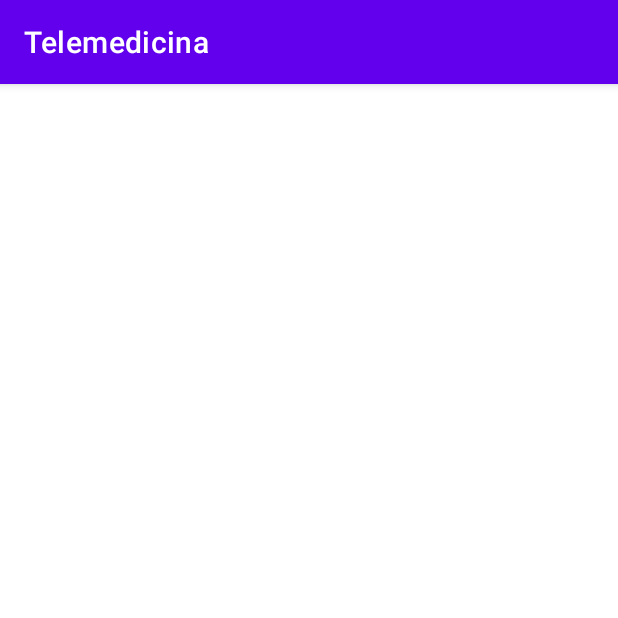
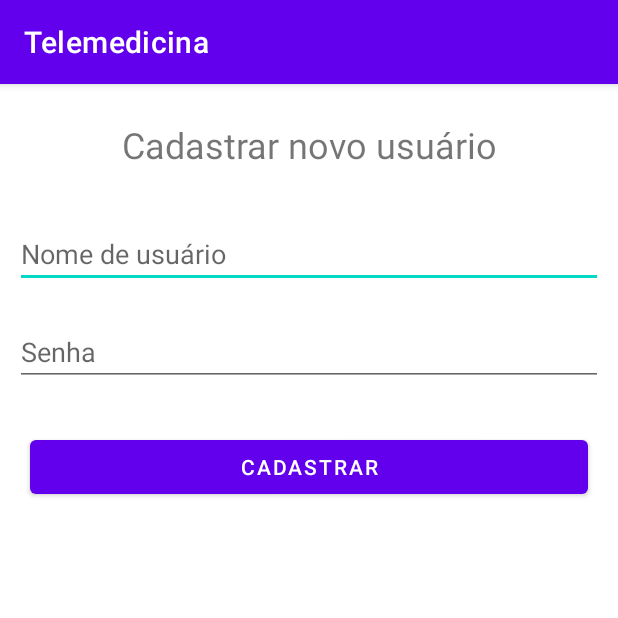
Before and after one commit to lucasjdc/telemedicina-java-senac, an Android app: the RegisterUserActivity screen opened directly, with no data from a screen before it, on a phone screen of 412 x 824 dp, the top half of it. Run offline under Robolectric (Android 15) with nearby library versions, the phone set to English and light mode, and no system bars.

Commit message:
Criação da tabela Usuario, implementação do UsuarioDao e estrutura inicial da tela de registro

```diff
--- a/app/src/main/java/br/senac/telemedicina/ui/activity/RegisterUserActivity.java
+++ b/app/src/main/java/br/senac/telemedicina/ui/activity/RegisterUserActivity.java
@@ -1,6 +1,53 @@
 package br.senac.telemedicina.ui.activity;
 
+import android.content.ContentValues;
+import android.database.sqlite.SQLiteDatabase;
+import android.os.Bundle;
+import android.widget.Button;
+import android.widget.EditText;
+import android.widget.Toast;
 import androidx.appcompat.app.AppCompatActivity;
+import br.senac.telemedicina.R;
+import br.senac.telemedicina.database.DBHelper;
 
 public class RegisterUserActivity extends AppCompatActivity {
+    private EditText editTextUsername, editTextPassword;
+    private Button buttonRegister;
+    private DBHelper dbHelper;
+
+    @Override
+    protected void onCreate(Bundle savedInstanceState) {
+        super.onCreate(savedInstanceState);
+        setContentView(R.layout.activity_register_user);
+        editTextUsername = findViewById(R.id.editTextUserName_activity_register_user);
+        editTextPassword = findViewById(R.id.editTextPassword_activity_register_user);
+        buttonRegister = findViewById(R.id.buttonRegister_activity_register_user);
+        dbHelper = new DBHelper(this);
+        buttonRegister.setOnClickListener(v  -> registerUser());
+    }
+
+    private void registerUser() {
+        String username = editTextUsername.getText().toString().trim();
+        String password = editTextPassword.getText().toString().trim();
+
+        if (username.isEmpty() || password.isEmpty()) {
+            Toast.makeText(this, "Preencha todos os campos", Toast.LENGTH_SHORT).show();
+        }
+
+        SQLiteDatabase db = dbHelper.getWritableDatabase();
+        ContentValues values = new ContentValues();
+
+        values.put("nome_usuario", username);
+        values.put("senha_hash", password);
+
+        long id  = db.insert("Usuario", null, values);
+        db.close();
+
+        if (id != -1) {
+            Toast.makeText(this, "Usuário cadastrado com sucesso!", Toast.LENGTH_SHORT).show();
+            finish();
+        } else {
+            Toast.makeText(this, "Erro ao cadastrar. Nome de usuário já existe?", Toast.LENGTH_SHORT).show();
+        }
+    }
 }
--- /dev/null
+++ b/app/src/main/res/layout/activity_register_user.xml
@@ -0,0 +1,45 @@
+<?xml version="1.0" encoding="utf-8"?>
+<androidx.constraintlayout.widget.ConstraintLayout xmlns:android="http://schemas.android.com/apk/res/android"
+    android:layout_width="match_parent"
+    android:layout_height="match_parent">
+
+    <LinearLayout
+        android:layout_width="match_parent"
+        android:layout_height="match_parent"
+        android:orientation="vertical">
+
+        <TextView
+            android:id="@+id/textView7"
+            android:layout_width="match_parent"
+            android:layout_height="wrap_content"
+            android:layout_margin="24dp"
+            android:text="Cadastrar novo usuário"
+            android:textAlignment="center"
+            android:textSize="24sp" />
+
+        <EditText
+            android:id="@+id/editTextUserName_activity_register_user"
+            android:layout_width="match_parent"
+            android:layout_height="wrap_content"
+            android:layout_margin="10dp"
+            android:ems="10"
+            android:hint="Nome de usuário"
+            android:inputType="text" />
+
+        <EditText
+            android:id="@+id/editTextPassword_activity_register_user"
+            android:layout_width="match_parent"
+            android:layout_height="wrap_content"
+            android:layout_margin="10dp"
+            android:ems="10"
+            android:hint="Senha"
+            android:inputType="textPassword" />
+
+        <Button
+            android:id="@+id/buttonRegister_activity_register_user"
+            android:layout_width="match_parent"
+            android:layout_height="wrap_content"
+            android:layout_margin="20dp"
+            android:text="Cadastrar" />
+    </LinearLayout>
+</androidx.constraintlayout.widget.ConstraintLayout>
```
Also changed, not shown: app/src/main/java/br/senac/telemedicina/dao/UsuarioDao.java (added, +44 -0 lines).
